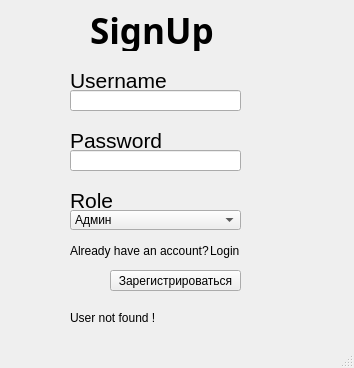
iam-nii/NRS-01, file optimization_methods/windows/signup.ui: the form before one commit.
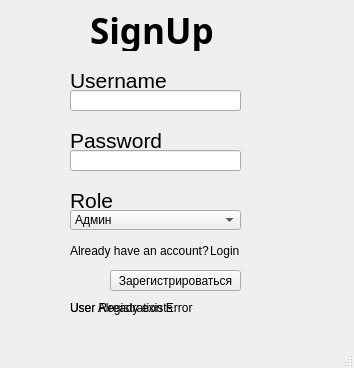
The form after the commit.

Commit message: finish user registration and authentication

What changed in the file:
```diff
--- a/optimization_methods/windows/signup.ui
+++ b/optimization_methods/windows/signup.ui
@@ -192,13 +192,26 @@
     <property name="geometry">
      <rect>
       <x>70</x>
-      <y>310</y>
+      <y>300</y>
       <width>161</width>
       <height>16</height>
      </rect>
     </property>
     <property name="text">
-     <string>User not found !</string>
+     <string>User Registration Error</string>
+    </property>
+   </widget>
+   <widget class="QLabel" name="user_already_exists">
+    <property name="geometry">
+     <rect>
+      <x>70</x>
+      <y>300</y>
+      <width>161</width>
+      <height>16</height>
+     </rect>
+    </property>
+    <property name="text">
+     <string>User Already exists</string>
     </property>
    </widget>
   </widget>
```
Left out of the diff: 2 changed lines with no effect on the pictures. The commit also changes 57 other files.
